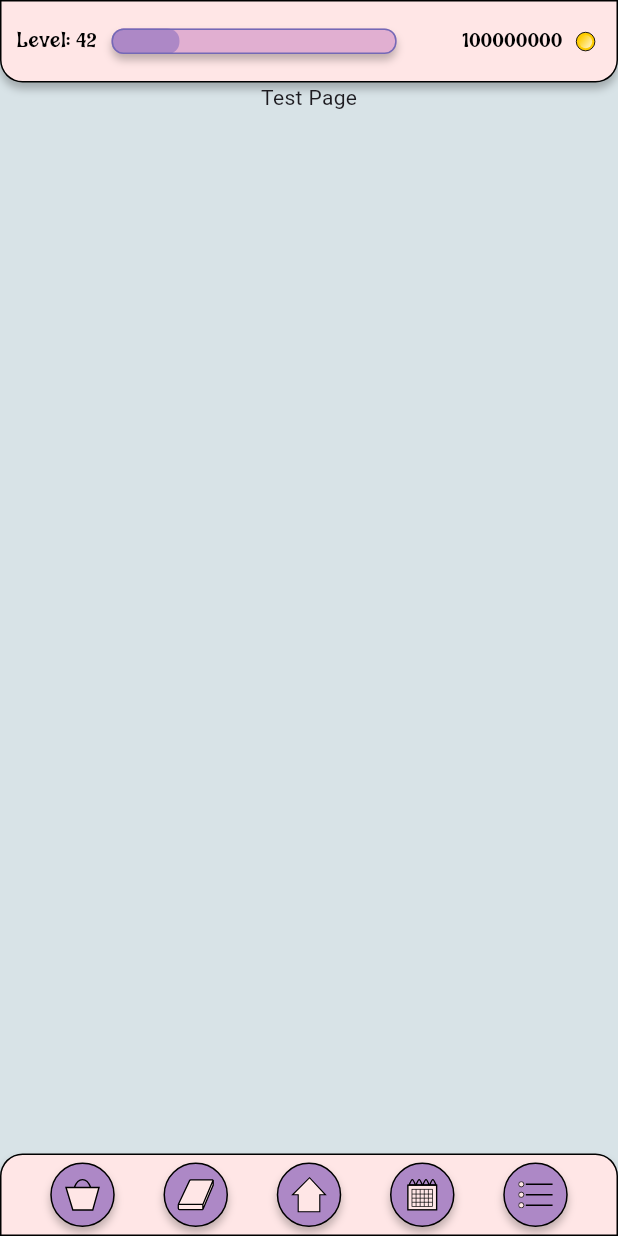
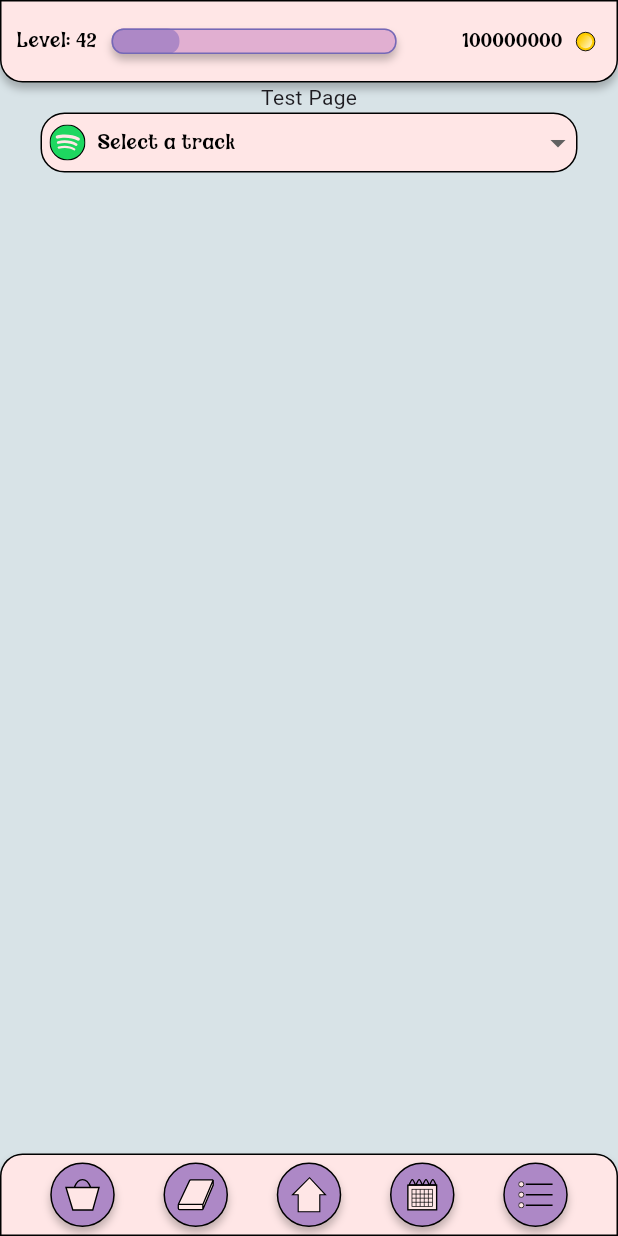
Before and after one commit to nspyrop03/hocus_focus, a Flutter app: the screen it shows after launch, on a phone screen of 412 x 824 dp. Run offline on Flutter 3.47's test engine with Material 3 defaults, Android fonts, the phone set to English and light mode, and no system bars; our stand-ins replace flutter_svg.

Commit message:
Started making the SpotifyDropdown

```diff
--- a/lib/screens/test_page.dart
+++ b/lib/screens/test_page.dart
@@ -1,5 +1,6 @@
 import 'package:flutter/material.dart';
 import 'package:hocus_focus/widgets/bar_widgets.dart';
+import 'package:hocus_focus/widgets/home_widgets.dart';
 
 class TestPage extends StatelessWidget {
   @override
@@ -16,6 +17,7 @@ class TestPage extends StatelessWidget {
               //LevelBarWidget(level: 42, exp: 300),
               //CoinsWidget(coins: 100000),
               //NavBarButton(iconPath: "assets/images/nav_icons/ShopIcon.svg", width: 24, height: 22),
+              SpotifyDropdownWidget(),
             ],
           )),
         ],
--- /dev/null
+++ b/lib/widgets/home_widgets.dart
@@ -0,0 +1,93 @@
+import 'package:flutter/material.dart';
+import 'package:flutter_svg/svg.dart';
+import 'package:hocus_focus/styles/colors.dart';
+import 'package:hocus_focus/styles/styles.dart';
+
+class SpotifyDropdownWidget extends StatefulWidget {
+  @override
+  State<SpotifyDropdownWidget> createState() => _SpotifyDropdownWidgetState();
+}
+
+class _SpotifyDropdownWidgetState extends State<SpotifyDropdownWidget> {
+  String? selectedTrack;
+  final List<String> tracks = [
+    'Track 1',
+    'Track 2',
+    'Track 3',
+    'Track 4',
+    'Track 5',
+  ];
+
+  @override
+  Widget build(BuildContext context) {
+    return Container(
+      width: 358,
+      height: 40,
+      decoration: BoxDecoration(
+        borderRadius: MyStyles.roundBox16,
+        border: MyStyles.borderAll1,
+        color: MyColors.primary,
+      ),
+      child: DropdownButtonHideUnderline(
+        child: DropdownButton<String>(
+          value: selectedTrack,
+          hint: Padding(
+            padding: const EdgeInsets.symmetric(horizontal: 5.0),
+            child: SpotifyLabelWidget(label: 'Select a track'),
+          ),
+          isExpanded: true,
+          icon: Icon(Icons.arrow_drop_down),
+          onChanged: (String? newValue) {
+            setState(() {
+              selectedTrack = newValue;
+            });
+          },
+          items: tracks.map<DropdownMenuItem<String>>((String track) {
+            return DropdownMenuItem<String>(
+              value: track,
+              child: Text(
+                track,
+                style: MyStyles.magic14,
+              ),
+            );
+          }).toList(),
+          selectedItemBuilder: (BuildContext context) {
+            return tracks.map<Widget>((String track) {
+              return Padding(
+                padding: const EdgeInsets.symmetric(horizontal: 5.0),
+                child: SpotifyLabelWidget(label: track),
+              );
+            }).toList();
+          },
+          dropdownColor: MyColors.primary,
+          menuWidth: double.infinity,
+
+        ),
+      ),
+    );
+  }
+}
+
+class SpotifyLabelWidget extends StatelessWidget {
+  final String label;
+
+  const SpotifyLabelWidget({super.key, required this.label});
+
+  @override
+  Widget build(BuildContext context) {
+    return Row(
+      children: [
+        SvgPicture.asset(
+          'assets/images/SpotifyIcon.svg',
+          width: 24,
+          height: 24,
+        ),
+        SizedBox(width: 8),
+        Text(
+          label,
+          style: MyStyles.magic14,
+        ),
+      ],
+    );
+  }
+}
```
Also changed, not shown: assets/images/SpotifyIcon.svg (added).
